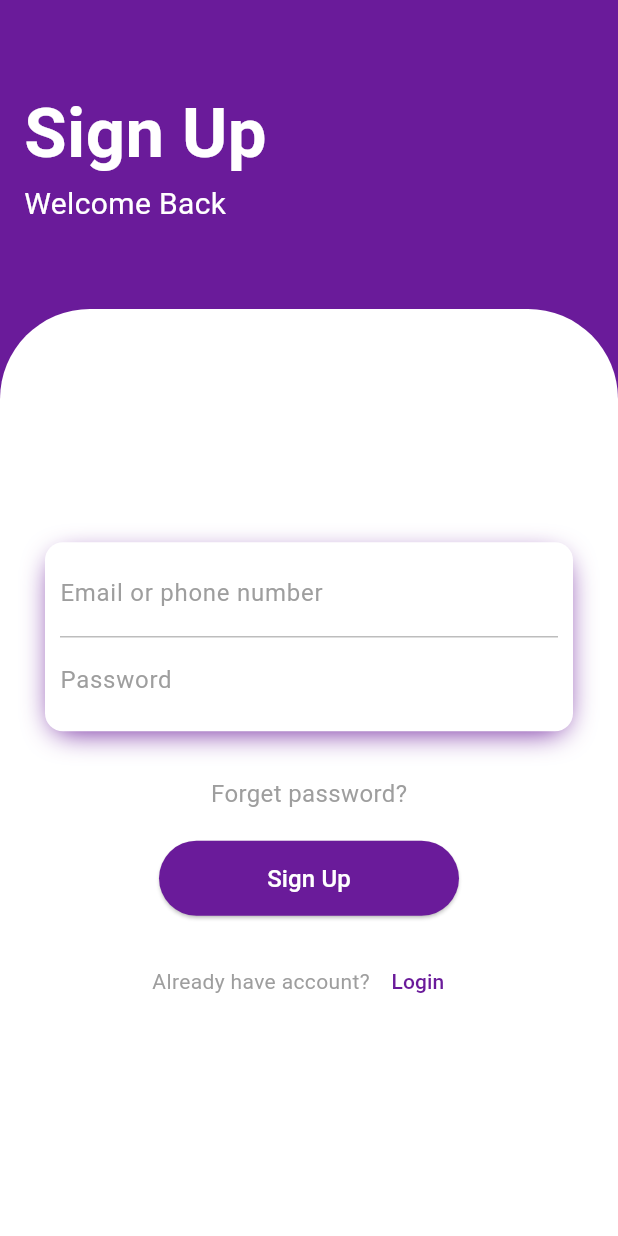
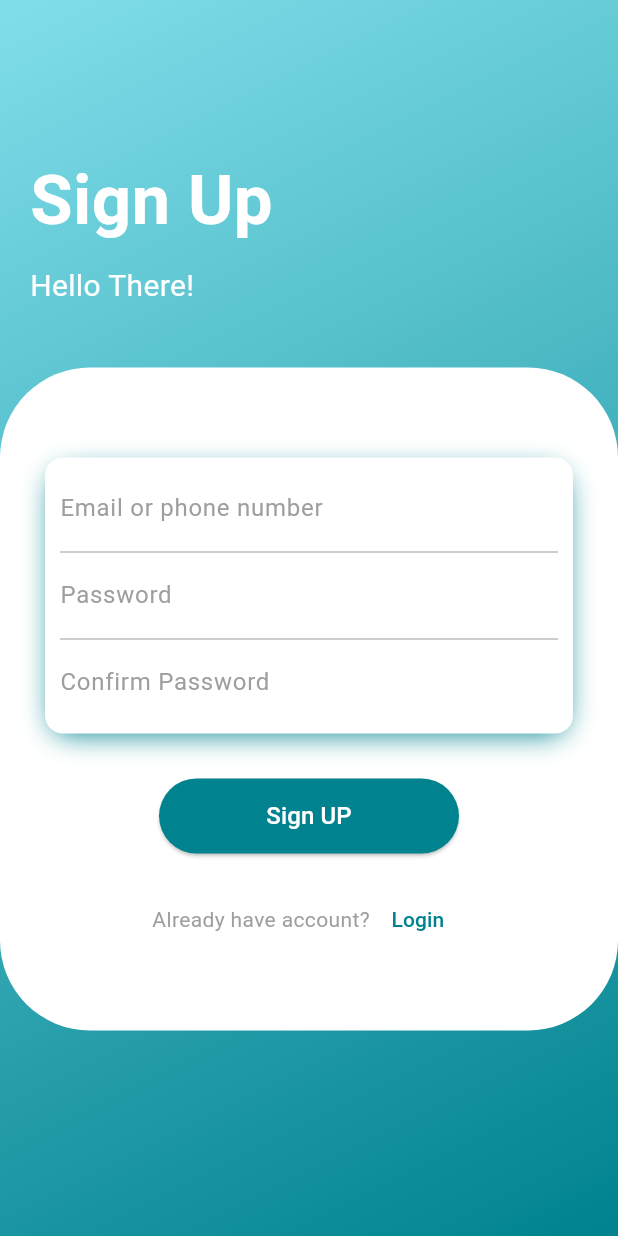
Before and after one commit to Moamen771/Depi-Flutter-Sessions, a Flutter app: the screen it shows after launch, after a tap on "Sign UP", on a phone screen of 412 x 824 dp. Run offline on Flutter 3.47's test engine with Material 3 defaults, Android fonts, the phone set to English and light mode, and no system bars; network calls fail.

Commit message:
changing registeration screens and colors

```diff
--- a/lib/flutter tasks/task26/screens/info_screen.dart
+++ b/lib/flutter tasks/task26/screens/info_screen.dart
@@ -61,7 +61,7 @@ class InfoScreen extends StatelessWidget {
                 Text(
                   'description',
                   style: TextStyle(
-                    color: Colors.purple.shade800,
+                    color: Colors.cyan.shade800,
                     fontSize: 24,
                     fontWeight: FontWeight.bold,
                   ),
@@ -82,7 +82,7 @@ class InfoScreen extends StatelessWidget {
                       child: ElevatedButton(
                         onPressed: () {},
                         style: ElevatedButton.styleFrom(
-                            backgroundColor: Colors.purple.shade800,
+                            backgroundColor: Colors.cyan.shade800,
                             foregroundColor: Colors.white,
                             padding: EdgeInsets.all(8)),
                         child: Text(
@@ -99,7 +99,7 @@ class InfoScreen extends StatelessWidget {
                               builder: (context) => SupportScreen(),
                             )),
                         style: OutlinedButton.styleFrom(
-                            backgroundColor: Colors.purple.shade800,
+                            backgroundColor: Colors.cyan.shade800,
                             foregroundColor: Colors.white,
                             padding: EdgeInsets.all(12)),
                         icon: Icon(
--- a/lib/flutter tasks/task26/screens/login_screen.dart
+++ b/lib/flutter tasks/task26/screens/login_screen.dart
@@ -8,44 +8,48 @@ class LoginScreen extends StatelessWidget {
   @override
   Widget build(BuildContext context) {
     return Scaffold(
-        backgroundColor: Colors.purple.shade800,
-        body: Column(
+      body: Container(
+        height: double.infinity,
+        decoration: BoxDecoration(
+          color: Colors.cyan.shade800,
+          gradient: LinearGradient(
+            colors: [
+              Colors.cyan.shade800,
+              Colors.cyan.shade200,
+            ],
+            end: Alignment.topLeft,
+            begin: Alignment.bottomRight,
+          ),
+        ),
+        child: SingleChildScrollView(
+          child: Column(
+            crossAxisAlignment: CrossAxisAlignment.start,
+            spacing: 10,
             children: [
-            const Expanded(
-              flex: 1,
-              child: SizedBox(
-                width: double.infinity,
-                child: Padding(
-                  padding: EdgeInsets.symmetric(horizontal: 16.0),
-                  child: Column(
-                    mainAxisAlignment: MainAxisAlignment.center,
-                    crossAxisAlignment: CrossAxisAlignment.start,
-                    children: [
-                      Text(
+              Padding(
+                padding: const EdgeInsets.only(left: 20.0, top: 100),
+                child: Text(
                   "Login",
                   style: TextStyle(
                       fontSize: 46,
                       color: Colors.white,
                       fontWeight: FontWeight.bold),
                 ),
-                      Text(
-                        "Welcome Back",
+              ),
+              Padding(
+                padding: const EdgeInsets.only(left: 20.0, bottom: 30),
+                child: Text(
+                  "Welcome Back!",
                   style: TextStyle(fontSize: 20, color: Colors.white),
-                      )
-                    ],
                 ),
               ),
+              Container(
+                padding:
+                    const EdgeInsets.symmetric(horizontal: 20, vertical: 50),
+                decoration: BoxDecoration(
+                  color: Colors.white,
+                  borderRadius: BorderRadius.circular(60),
                 ),
-            ),
-            Expanded(
-              flex: 3,
-              child: Container(
-                padding: const EdgeInsets.symmetric(horizontal: 20),
-                decoration: const BoxDecoration(
-                    color: Colors.white,
-                    borderRadius: BorderRadius.only(
-                        topRight: Radius.circular(60),
-                        topLeft: Radius.circular(60))),
                 child: Column(
                   spacing: 20,
                   mainAxisAlignment: MainAxisAlignment.center,
@@ -59,7 +63,7 @@ class LoginScreen extends StatelessWidget {
                           borderRadius: BorderRadius.circular(12),
                           boxShadow: [
                             BoxShadow(
-                              color: Colors.purple.shade800,
+                              color: Colors.cyan.shade800,
                               blurRadius: 16,
                               offset: const Offset(0, 5),
                               spreadRadius: -5,
@@ -92,13 +96,6 @@ class LoginScreen extends StatelessWidget {
                         ],
                       ),
                     ),
-                    const Text(
-                      "Forget password?",
-                      style: TextStyle(
-                        color: Colors.grey,
-                        fontSize: 16,
-                      ),
-                    ),
                     ElevatedButton(
                       onPressed: () {
                         Navigator.push(
@@ -109,7 +106,7 @@ class LoginScreen extends StatelessWidget {
                       },
                       style: ElevatedButton.styleFrom(
                           fixedSize: const Size(200, 50),
-                          backgroundColor: Colors.purple.shade800,
+                          backgroundColor: Colors.cyan.shade800,
                           foregroundColor: Colors.white),
                       child: const Text(
                         "Login",
@@ -133,7 +130,7 @@ class LoginScreen extends StatelessWidget {
                           },
                           child: Text(
                             'Sign UP',
-                            style: TextStyle(color: Colors.purple.shade800),
+                            style: TextStyle(color: Colors.cyan.shade800),
                           ),
                         )
                       ],
@@ -141,8 +138,10 @@ class LoginScreen extends StatelessWidget {
                   ],
                 ),
               ),
+            ],
           ),
-          ],
-        ));
+        ),
+      ),
+    );
   }
 }
--- a/lib/flutter tasks/task26/screens/signup_screen.dart
+++ b/lib/flutter tasks/task26/screens/signup_screen.dart
@@ -8,44 +8,48 @@ class SignupScreen extends StatelessWidget {
   @override
   Widget build(BuildContext context) {
     return Scaffold(
-      backgroundColor: Colors.purple.shade800,
-      body: Column(
+      body: Container(
+        height: double.infinity,
+        decoration: BoxDecoration(
+          color: Colors.cyan.shade800,
+          gradient: LinearGradient(
+            colors: [
+              Colors.cyan.shade800,
+              Colors.cyan.shade200,
+            ],
+            end: Alignment.topLeft,
+            begin: Alignment.bottomRight,
+          ),
+        ),
+        child: SingleChildScrollView(
+          child: Column(
+            crossAxisAlignment: CrossAxisAlignment.start,
+            spacing: 10,
             children: [
-          Expanded(
-            flex: 1,
-            child: SizedBox(
-              width: double.infinity,
-              child: Padding(
-                padding: EdgeInsets.symmetric(horizontal: 16.0),
-                child: Column(
-                  mainAxisAlignment: MainAxisAlignment.center,
-                  crossAxisAlignment: CrossAxisAlignment.start,
-                  children: [
-                    Text(
+              Padding(
+                padding: const EdgeInsets.only(left: 20.0, top: 100),
+                child: Text(
                   "Sign Up",
                   style: TextStyle(
                       fontSize: 46,
                       color: Colors.white,
                       fontWeight: FontWeight.bold),
                 ),
-                    Text(
-                      "Welcome Back",
+              ),
+              Padding(
+                padding: const EdgeInsets.only(left: 20.0, bottom: 30),
+                child: Text(
+                  "Hello There!",
                   style: TextStyle(fontSize: 20, color: Colors.white),
-                    )
-                  ],
                 ),
               ),
+              Container(
+                padding:
+                    const EdgeInsets.symmetric(horizontal: 20, vertical: 50),
+                decoration: BoxDecoration(
+                  color: Colors.white,
+                  borderRadius: BorderRadius.circular(60),
                 ),
-          ),
-          Expanded(
-            flex: 3,
-            child: Container(
-              padding: const EdgeInsets.symmetric(horizontal: 20),
-              decoration: const BoxDecoration(
-                  color: Colors.white,
-                  borderRadius: BorderRadius.only(
-                      topRight: Radius.circular(60),
-                      topLeft: Radius.circular(60))),
                 child: Column(
                   spacing: 20,
                   mainAxisAlignment: MainAxisAlignment.center,
@@ -59,7 +63,7 @@ class SignupScreen extends StatelessWidget {
                           borderRadius: BorderRadius.circular(12),
                           boxShadow: [
                             BoxShadow(
-                            color: Colors.purple.shade800,
+                              color: Colors.cyan.shade800,
                               blurRadius: 16,
                               offset: const Offset(0, 5),
                               spreadRadius: -5,
@@ -83,20 +87,27 @@ class SignupScreen extends StatelessWidget {
                           TextFormField(
                             keyboardType: TextInputType.visiblePassword,
                             obscureText: true,
-                          decoration: InputDecoration(
+                            decoration: const InputDecoration(
                                 hintText: "Password",
                                 hintStyle: TextStyle(color: Colors.grey),
                                 border: InputBorder.none,
                                 fillColor: Colors.red),
                           ),
+                          Divider(
+                            color: Colors.grey.shade400,
+                            height: 10,
+                            thickness: 1,
+                          ),
+                          TextFormField(
+                            keyboardType: TextInputType.visiblePassword,
+                            obscureText: true,
+                            decoration: const InputDecoration(
+                                hintText: "Confirm Password",
+                                hintStyle: TextStyle(color: Colors.grey),
+                                border: InputBorder.none,
+                                fillColor: Colors.red),
+                          ),
                         ],
-                    ),
-                  ),
-                  const Text(
-                    "Forget password?",
-                    style: TextStyle(
-                      color: Colors.grey,
-                      fontSize: 16,
                       ),
                     ),
                     ElevatedButton(
@@ -109,10 +120,10 @@ class SignupScreen extends StatelessWidget {
                       },
                       style: ElevatedButton.styleFrom(
                           fixedSize: const Size(200, 50),
-                        backgroundColor: Colors.purple.shade800,
+                          backgroundColor: Colors.cyan.shade800,
                           foregroundColor: Colors.white),
                       child: const Text(
-                      "Sign Up",
+                        "Sign UP",
                         style: TextStyle(fontSize: 16),
                       ),
                     ),
@@ -133,7 +144,7 @@ class SignupScreen extends StatelessWidget {
                           },
                           child: Text(
                             'Login',
-                          style: TextStyle(color: Colors.purple.shade800),
+                            style: TextStyle(color: Colors.cyan.shade800),
                           ),
                         )
                       ],
@@ -141,8 +152,9 @@ class SignupScreen extends StatelessWidget {
                   ],
                 ),
               ),
+            ],
           ),
-        ],
+        ),
       ),
     );
   }
--- a/lib/flutter tasks/task26/screens/support_screen.dart
+++ b/lib/flutter tasks/task26/screens/support_screen.dart
@@ -7,7 +7,7 @@ class SupportScreen extends StatelessWidget {
   Widget build(BuildContext context) {
     return Scaffold(
       appBar: AppBar(
-        backgroundColor: Colors.purple.shade800,
+        backgroundColor: Colors.cyan.shade800,
         iconTheme: IconThemeData(color: Colors.white),
         title: Text(
           'Support',
@@ -40,7 +40,7 @@ class SupportScreen extends StatelessWidget {
                       onPressed: () {},
                       icon: Icon(
                         Icons.send,
-                        color: Colors.purple.shade800,
+                        color: Colors.cyan.shade800,
                         size: 30,
                       )),
                   border: OutlineInputBorder(borderSide: BorderSide.none),
```
Lines whose indentation alone changed are shown as unchanged.
